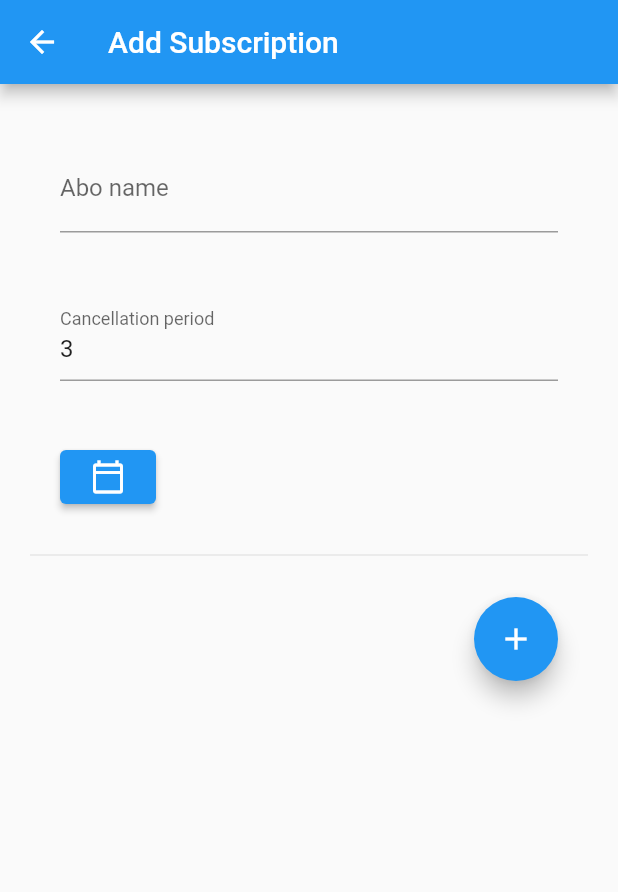
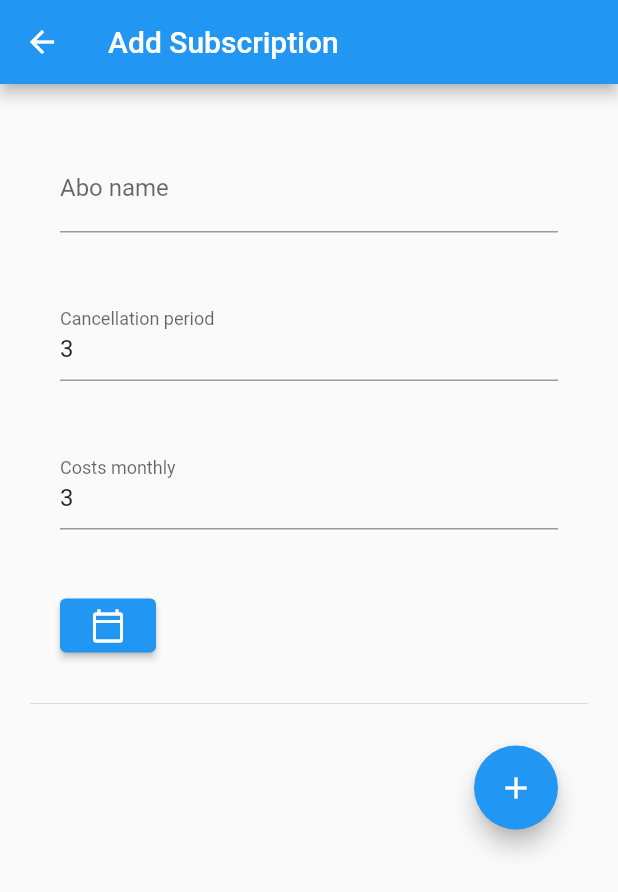
Before and after one commit to peach12345/abo-management, a Flutter app: the screen it shows after launch, after a tap on the "add" icon, on a phone screen of 412 x 824 dp. Shown: the top 892 px of the screen. Run offline on Flutter 3.47's test engine with Material 2 defaults, Android fonts, the phone set to English and light mode, and no system bars; our stand-ins replace bloc, equatable, flutter_bloc, hive, hive_flutter; accounts and stored records are empty.

Commit message:
add monthly costs field

```diff
--- a/lib/bloc/subscription_bloc.dart
+++ b/lib/bloc/subscription_bloc.dart
@@ -19,6 +19,7 @@ class SubscriptionBloc extends Bloc<SubscriptionEvent, SubscriptionState> {
     on<CancellationPeriodChanged>(_onCancellationPeriodChanged);
     on<SubscriptionInitial>(_onSubscriptionInitial);
     on<DeleteSubscription>(_onDeleteSubscription);
+    on<CostMonthlyChanged>(_onCostMonthlyChanged);
     init();
   }
 
@@ -47,6 +48,7 @@ class SubscriptionBloc extends Bloc<SubscriptionEvent, SubscriptionState> {
       }
       final sub = Subscription(
           name: state.name,
+          costs: state.costs,
           date: outputFormat.format(DateTime.parse(state.date)),
           cancellationPeriod: state.cancellationPeriod);
       List<Subscription> newResult = [];
@@ -76,6 +78,7 @@ class SubscriptionBloc extends Bloc<SubscriptionEvent, SubscriptionState> {
     newResult = box.values
         .map(
           (e) => Subscription(
+            costs: e.costs,
               name: e.name,
               date: e.date,
               cancellationPeriod: e.cancellationPeriod),
@@ -98,4 +101,9 @@ class SubscriptionBloc extends Bloc<SubscriptionEvent, SubscriptionState> {
     }
     emit(state.copyWith(result: newResult));
   }
+
+  FutureOr<void> _onCostMonthlyChanged(CostMonthlyChanged event, Emitter<SubscriptionState> emit
+      ) {
+    emit(state.copyWith(costs: event.costs));
+  }
 }
--- a/lib/bloc/subscription_event.dart
+++ b/lib/bloc/subscription_event.dart
@@ -31,6 +31,14 @@ class CancellationPeriodChanged extends SubscriptionEvent{
   List<Object?> get props => [cancellationPeriod];
 }
 
+class CostMonthlyChanged extends SubscriptionEvent{
+  const CostMonthlyChanged(this.costs);
+  final num costs;
+
+  @override
+  List<Object?> get props => [costs];
+}
+
 
 class SubscriptionSubmitted extends SubscriptionEvent{
 }
--- a/lib/bloc/subscription_state.dart
+++ b/lib/bloc/subscription_state.dart
@@ -1,27 +1,27 @@
 part of 'subscription_bloc.dart';
 
 @immutable
-
 enum SubscriptionStatus {initial,loading,failure,success}
 
 class SubscriptionState extends Equatable {
   const SubscriptionState(
-      {this.name = "", this.result = const[], this.date = "", this.cancellationPeriod =  3, this.status = SubscriptionStatus.initial});
+      {this.name = "", this.result = const[], this.date = "", this.cancellationPeriod =  3, this.status = SubscriptionStatus.initial, this.costs = 0});
 
   final String name;
   final String date;
   final SubscriptionStatus status;
   final num cancellationPeriod;
+  final num costs;
   final List<Subscription> result;
 
-  SubscriptionState copyWith({String? name,  List<Subscription>? result, String? date, num? cancellationPeriod, SubscriptionStatus? status}) {
+  SubscriptionState copyWith({String? name,  List<Subscription>? result, String? date, num? cancellationPeriod, SubscriptionStatus? status, num? costs}) {
     return SubscriptionState(
         name: name ?? this.name,
         result: result ?? this.result,
         date: date ?? this.date,cancellationPeriod: cancellationPeriod ?? this.cancellationPeriod,
-    status: status ?? this.status);
+    status: status ?? this.status, costs: costs ?? this.costs);
   }
 
   @override
-  List<Object?> get props => [name, result, date,cancellationPeriod,status ];
+  List<Object?> get props => [name, result, date,cancellationPeriod,status,costs ];
 }
--- a/lib/model/subscription.dart
+++ b/lib/model/subscription.dart
@@ -13,5 +13,11 @@ class Subscription extends HiveObject {
   @HiveField(2)
   late num cancellationPeriod;
 
-  Subscription({required this.name, required this.date,required this.cancellationPeriod});
+  @HiveField(3)
+  late num costs;
+
+
+
+  Subscription({required this.name, required this.date,required this.cancellationPeriod,required this.costs
+  });
 }
--- a/lib/view/AddSubscriptionPage.dart
+++ b/lib/view/AddSubscriptionPage.dart
@@ -20,7 +20,6 @@ class AddSubscriptionView extends StatelessWidget {
 
   @override
   Widget build(BuildContext context) {
-    print(context.read<SubscriptionBloc>().state.name);
     return Scaffold(
       appBar: AppBar(
         title: const Text("Add Subscription"),
@@ -48,8 +47,7 @@ class AddSubscriptionView extends StatelessWidget {
         },
         child: BlocBuilder<SubscriptionBloc, SubscriptionState>(
           builder: (context, state) {
-            return Container(
-              child: Padding(
+            return Padding(
               padding: const EdgeInsets.all(20.0),
               child: SingleChildScrollView(
                 child: Column(
@@ -86,6 +84,22 @@ class AddSubscriptionView extends StatelessWidget {
                     ),
                     Padding(
                       padding: const EdgeInsets.all(20.0),
+                      child: TextFormField(
+                          keyboardType: TextInputType.number,
+                          inputFormatters: [
+                            FilteringTextInputFormatter.digitsOnly
+                          ],
+                          initialValue: state.cancellationPeriod.toString(),
+                          onChanged: (costs) => context
+                              .read<SubscriptionBloc>()
+                              .add(CostMonthlyChanged(
+                              costs.isEmpty ? 0 : num.parse(costs))),
+                          decoration: const InputDecoration(
+                              hintText: "Costs monthly",
+                              labelText: "Costs monthly")),
+                    ),
+                    Padding(
+                      padding: const EdgeInsets.all(20.0),
                       child: ElevatedButton(
                         onPressed: () => _selectDate(context), // Refer step 3
                         child: const Icon(Icons.calendar_today_outlined),
@@ -108,7 +122,6 @@ class AddSubscriptionView extends StatelessWidget {
                   ],
                 ),
               ),
-              ),
             );
           },
         ),
--- a/lib/view/SubscriptionTablePage.dart
+++ b/lib/view/SubscriptionTablePage.dart
@@ -33,9 +33,10 @@ class Table extends StatelessWidget {
               ),
             )),
             columns: const [
-              DataColumn(label: Text('Name')),
-              DataColumn(label: Text('Date')),
-              DataColumn(label: Text('Cancellation Period')),
+              DataColumn(label: Text('Subscription Name')),
+              DataColumn(label: Text('Start Date')),
+              DataColumn(label: Text('Cancellation Period in Month')),
+              DataColumn(label: Text('Monthly Costs')),
               DataColumn(label: Text('Delete'))
             ],
             rows: state
@@ -46,6 +47,7 @@ class Table extends StatelessWidget {
                           DataCell(Text(element.name)),
                           DataCell(Text(element.date)),
                           DataCell(Text(element.cancellationPeriod.toString())),
+                          DataCell(Text(element.costs.toString() + " €")),
                           DataCell(const Icon(Icons.delete),
                               onTap: () => {
                                     showDialog<String>(
@@ -104,7 +106,7 @@ class SubscriptionView extends StatelessWidget {
               icon: const Icon(Icons.add))
         ],
       ),
-      body: Container(child: const Table()),
+      body: const Table(),
     );
   }
 
```
Also changed, not shown: lib/model/subscription.g.dart, 1 other file. Lines whose indentation alone changed are shown as unchanged.
